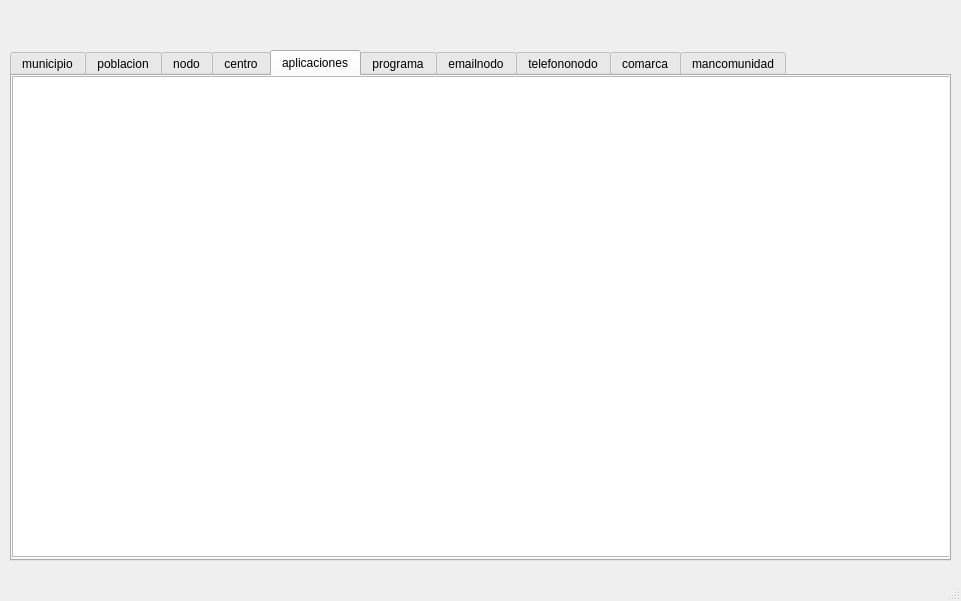
Qt form basedatos.ui (kapazao/GrxMenu) before a commit.
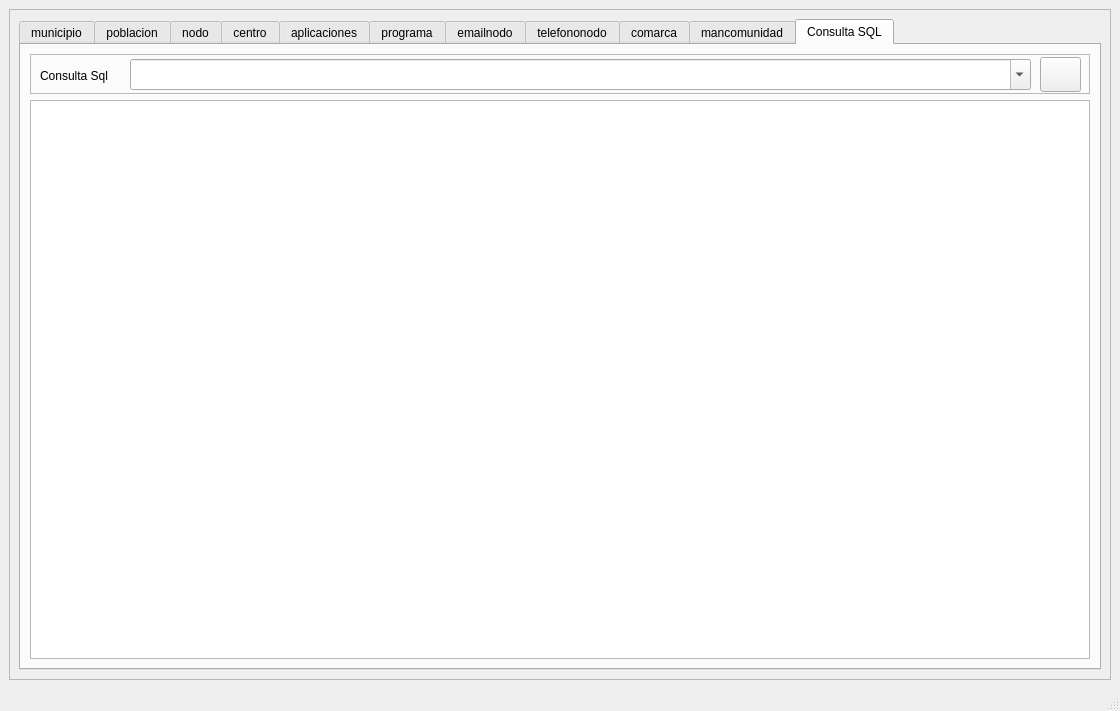
The same form after that commit. Icons and pictures are not drawn.

The edit to the form file:
```diff
--- a/basedatos.ui
+++ b/basedatos.ui
@@ -6,25 +6,34 @@
    <rect>
     <x>0</x>
     <y>0</y>
-    <width>961</width>
-    <height>601</height>
+    <width>1120</width>
+    <height>711</height>
    </rect>
   </property>
   <property name="windowTitle">
    <string>MainWindow</string>
   </property>
   <widget class="QWidget" name="centralwidget">
+   <layout class="QGridLayout" name="gridLayout_3">
+    <item row="0" column="0">
+     <widget class="QScrollArea" name="scrollArea">
+      <property name="widgetResizable">
+       <bool>true</bool>
+      </property>
+      <widget class="QWidget" name="scrollAreaWidgetContents">
+       <property name="geometry">
+        <rect>
+         <x>0</x>
+         <y>0</y>
+         <width>1100</width>
+         <height>650</height>
+        </rect>
+       </property>
+       <layout class="QGridLayout" name="gridLayout_2">
+        <item row="0" column="0">
    <widget class="QTabWidget" name="tablas">
-    <property name="geometry">
-     <rect>
-      <x>10</x>
-      <y>50</y>
-      <width>941</width>
-      <height>511</height>
-     </rect>
-    </property>
     <property name="currentIndex">
-     <number>4</number>
+           <number>10</number>
     </property>
     <widget class="QWidget" name="municipio">
      <attribute name="title">
@@ -90,16 +99,11 @@
      <attribute name="title">
       <string>aplicaciones</string>
      </attribute>
-     <widget class="QTableView" name="tableView_aplicaciones">
-      <property name="geometry">
-       <rect>
-        <x>0</x>
-        <y>0</y>
-        <width>941</width>
-        <height>481</height>
-       </rect>
-      </property>
-     </widget>
+           <layout class="QGridLayout" name="gridLayout_9">
+            <item row="0" column="0">
+             <widget class="QTableView" name="tableView_aplicaciones"/>
+            </item>
+           </layout>
     </widget>
     <widget class="QWidget" name="programa">
      <attribute name="title">
@@ -165,18 +169,94 @@
      <attribute name="title">
       <string>mancomunidad</string>
      </attribute>
-     <widget class="QTableView" name="tableView_mancomunidad">
+           <layout class="QGridLayout" name="gridLayout_4">
+            <item row="0" column="0">
+             <widget class="QTableView" name="tableView_mancomunidad"/>
+            </item>
+           </layout>
+          </widget>
+          <widget class="QWidget" name="Consulta">
+           <attribute name="title">
+            <string>Consulta SQL</string>
+           </attribute>
+           <layout class="QGridLayout" name="gridLayout">
+            <item row="0" column="0">
+             <widget class="QFrame" name="frame">
+              <property name="minimumSize">
+               <size>
+                <width>0</width>
+                <height>40</height>
+               </size>
+              </property>
+              <property name="frameShape">
+               <enum>QFrame::StyledPanel</enum>
+              </property>
+              <property name="frameShadow">
+               <enum>QFrame::Raised</enum>
+              </property>
+              <widget class="QLabel" name="label_consulta">
       <property name="geometry">
        <rect>
-        <x>0</x>
-        <y>0</y>
-        <width>941</width>
-        <height>481</height>
-       </rect>
-      </property>
-     </widget>
-    </widget>
-   </widget>
+                 <x>10</x>
+                 <y>15</y>
+                 <width>75</width>
+                 <height>14</height>
+                </rect>
+               </property>
+               <property name="text">
+                <string>Consulta Sql</string>
+               </property>
+              </widget>
+              <widget class="QPushButton" name="pB_sql">
+               <property name="geometry">
+                <rect>
+                 <x>1010</x>
+                 <y>3</y>
+                 <width>41</width>
+                 <height>35</height>
+                </rect>
+               </property>
+               <property name="text">
+                <string/>
+               </property>
+               <property name="icon">
+                <iconset>
+                 <normaloff>../../../usr/share/grx/asistencia/imagenes/iconos/sql.svg</normaloff>../../../usr/share/grx/asistencia/imagenes/iconos/sql.svg</iconset>
+               </property>
+               <property name="iconSize">
+                <size>
+                 <width>32</width>
+                 <height>32</height>
+                </size>
+               </property>
+              </widget>
+              <widget class="QComboBox" name="comboBox_consulta">
+               <property name="geometry">
+                <rect>
+                 <x>100</x>
+                 <y>5</y>
+                 <width>901</width>
+                 <height>31</height>
+                </rect>
+               </property>
+               <property name="editable">
+                <bool>true</bool>
+               </property>
+              </widget>
+             </widget>
+            </item>
+            <item row="1" column="0">
+             <widget class="QTableView" name="tableView_consulta"/>
+            </item>
+           </layout>
+          </widget>
+         </widget>
+        </item>
+       </layout>
+      </widget>
+     </widget>
+    </item>
+   </layout>
   </widget>
   <widget class="QMenuBar" name="menubar">
    <property name="geometry">
```
Left out of the diff: 122 changed lines with no effect on the pictures. Lines whose indentation alone changed are shown as unchanged.
